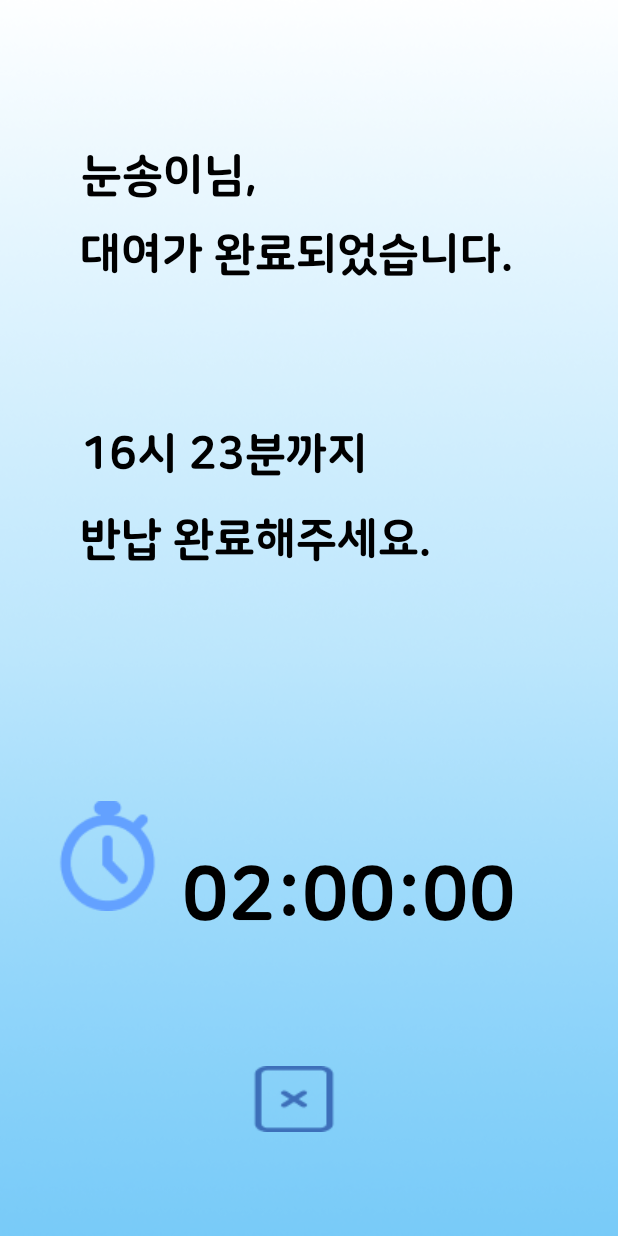
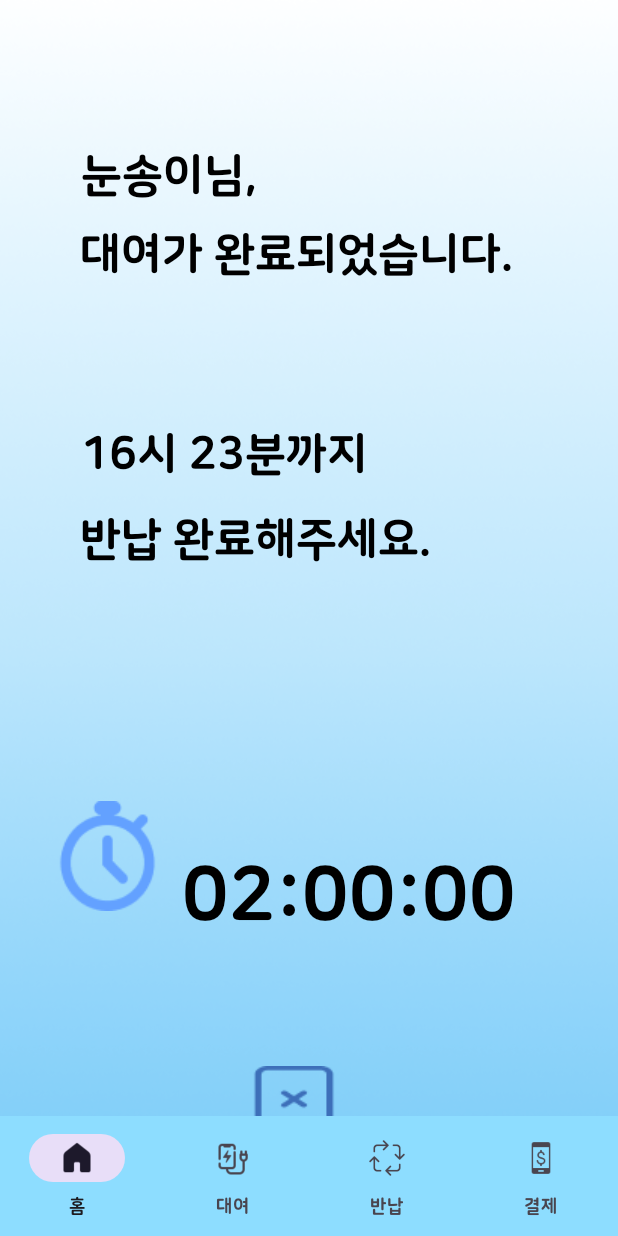
Before and after one commit to 0-x-14/charge_service, an Android app: the layout rental_complete_2.xml on its own in the app's theme, with its tools: preview values and no code run, on a phone screen of 412 x 824 dp. Run offline under Robolectric (Android 15) with nearby library versions, the phone set to English and light mode, and no system bars.

Commit message:
[주영] 하단 메뉴바 추가

```diff
--- a/app/src/main/java/com/example/charge_service/MapsFragment.kt
+++ b/app/src/main/java/com/example/charge_service/MapsFragment.kt
@@ -92,10 +92,11 @@ class MapsFragment(val activity: Activity) : Fragment(), OnMapReadyCallback {
                     for (location in it.locations) {
                         Log.d("jupy", "현재 위치 위도 ${location.latitude} 경도 ${location.longitude}")
                         setLastLocation(location.latitude, location.longitude)
+                        // 위치정보 불러온 뒤 setLastLocation 호출
+                        // 1초마다 주기적으로 업데이트됨
                     }
                 }
             }
-            // 1초마다 위치정보를 불러옴
         }
         // fusedLocationClient.requestLocationUpdates(locationRequest, locationCallback, Looper.myLooper())
         // 현재 권한 설정과 연동되지 않아서 오류 발생
@@ -113,6 +114,6 @@ class MapsFragment(val activity: Activity) : Fragment(), OnMapReadyCallback {
         gMap.addMarker(makerOptions)
         gMap.moveCamera(CameraUpdateFactory.newCameraPosition(cameraPosition))
 
-        // 현재 위치를 표시하는 함수
+        // 현재 위치 표시
     }
 }
--- a/app/src/main/res/layout/rental_complete_2.xml
+++ b/app/src/main/res/layout/rental_complete_2.xml
@@ -5,6 +5,18 @@
     android:layout_height="match_parent"
     xmlns:app="http://schemas.android.com/apk/res-auto"
     android:background="@drawable/background">
+
+    <com.google.android.material.bottomnavigation.BottomNavigationView
+        android:id="@+id/Smenu"
+        android:layout_width="0dp"
+        android:layout_height="wrap_content"
+        android:layout_gravity="bottom"
+        app:backgroundTint="#8DDDFF"
+        app:labelVisibilityMode="labeled"
+        app:layout_constraintBottom_toBottomOf="parent"
+        app:layout_constraintEnd_toEndOf="parent"
+        app:layout_constraintStart_toStartOf="parent"
+        app:menu="@menu/item" />
 
     <TextView
         android:id="@+id/textView9"
```
Also changed, not shown: app/src/main/res/layout/home.xml (+13 -0 lines), app/src/main/res/layout/home_using.xml (+10 -2 lines), app/src/main/res/layout/rental.xml (+12 -0 lines), app/src/main/res/layout/rental_fee_5.xml (+12 -0 lines), app/src/main/res/layout/return_comp_4.xml (+12 -0 lines).
